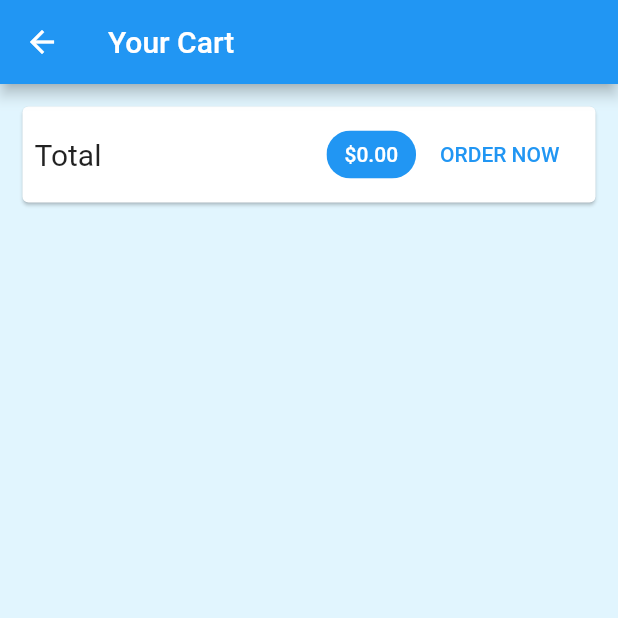
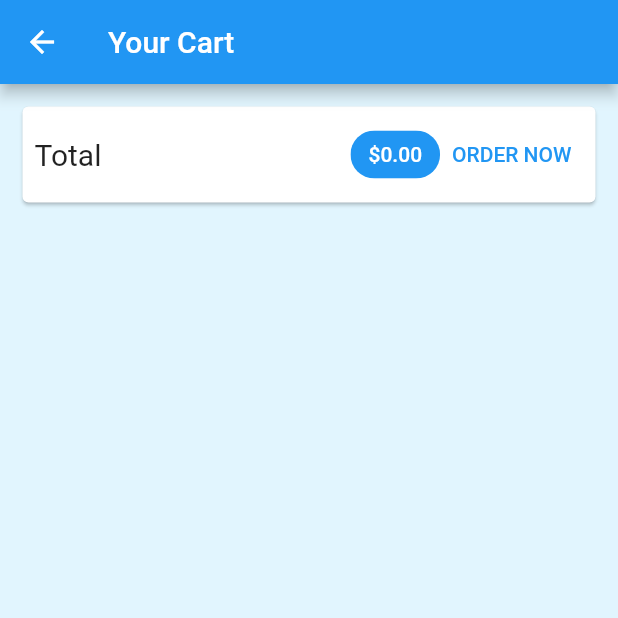
Before and after one commit to DevDaisy-lab/myeshop, a Flutter app: the CartScreen screen opened by its route, on a phone screen of 412 x 824 dp, the top half of it. Run offline on Flutter 3.47's test engine with Material 2 defaults, Android fonts, the phone set to English and light mode, and no system bars; our stand-ins replace carousel_slider, firebase_core; accounts and stored records are empty; network calls fail.

```diff
--- a/lib/providers/orders.dart
+++ b/lib/providers/orders.dart
@@ -31,9 +31,9 @@ class Orders with ChangeNotifier {
     final response = await http.get(url);
     final List<OrderIt> loadedOrders = [];
     final extractedData = json.decode(response.body) as Map<String, dynamic>;
-    if (extractedData == null) {
-      return;
-    }
+    // if (extractedData == null) { dart consider as an error
+    //   return;
+    // }
     extractedData.forEach((orderId, orderData) {
       loadedOrders.add(
         OrderIt(
--- a/lib/screens/cart_screen.dart
+++ b/lib/screens/cart_screen.dart
@@ -11,7 +11,7 @@ class CartScreen extends StatelessWidget {
   @override
   Widget build(BuildContext context) {
     final cart = Provider.of<Cart>(context);
-    var title;
+
     return Scaffold(
       backgroundColor: Colors.lightBlue[50],
       appBar: AppBar(
@@ -83,8 +83,15 @@ class _OrderButtonState extends State<OrderButton> {
 
   @override
   Widget build(BuildContext context) {
-    return FlatButton(
-      child: _isLoading ? CircularProgressIndicator() : Text('ORDER NOW'),
+    return TextButton(
+      child: _isLoading
+          ? CircularProgressIndicator()
+          : Text(
+              'ORDER NOW',
+              style: TextStyle(
+                color: Theme.of(context).primaryColor,
+              ),
+            ),
       onPressed: (widget.cart.totalAmount <= 0 || _isLoading)
           ? null
           : () async {
@@ -100,7 +107,8 @@ class _OrderButtonState extends State<OrderButton> {
               });
               widget.cart.clear();
             },
-      textColor: Theme.of(context).primaryColor,
+
+      //textColor: Theme.of(context).primaryColor,
     );
   }
 }
--- a/lib/screens/edit_product_screen.dart
+++ b/lib/screens/edit_product_screen.dart
@@ -110,7 +110,7 @@ class _EditProductScreenState extends State<EditProductScreen> {
             title: Text('An error occured!'),
             content: Text('Something went wrong'),
             actions: <Widget>[
-              FlatButton(
+              TextButton(
                 child: Text('Okay'),
                 onPressed: () {
                   Navigator.of(ctx).pop();
@@ -123,9 +123,9 @@ class _EditProductScreenState extends State<EditProductScreen> {
         setState(() {
           _isLoading = false;
         });
-        Navigator.of(context).pop();
+        // Navigator.of(context).pop();
 
-        //Navigator.of(context).pushNamed(ProductsOverviewScreen.routeName);
+        Navigator.of(context).pushNamed(ProductsOverviewScreen.routeName);
       }
     }
   }
--- a/lib/widgets/cart/cart_item.dart
+++ b/lib/widgets/cart/cart_item.dart
@@ -48,13 +48,13 @@ class CartItem extends StatelessWidget {
               'Do you want to remove the item from the cart?',
             ),
             actions: <Widget>[
-              FlatButton(
+              TextButton(
                 child: Text('No'),
                 onPressed: () {
                   Navigator.of(ctx).pop(false);
                 },
               ),
-              FlatButton(
+              TextButton(
                 child: Text('Yes'),
                 onPressed: () {
                   Navigator.of(ctx).pop(true);
--- a/lib/widgets/orders/order_item.dart
+++ b/lib/widgets/orders/order_item.dart
@@ -1,3 +1,5 @@
+// ignore_for_file: import_of_legacy_library_into_null_safe
+
 import 'dart:math';
 import 'package:flutter/material.dart';
 import 'package:intl/intl.dart';
@@ -17,7 +19,7 @@ class _OrderItemState extends State<OrderItem> {
 
   @override
   Widget build(BuildContext context) {
-    final textStyle3 = Theme.of(context).textTheme.headline3;
+    //final textStyle3 = Theme.of(context).textTheme.headline3;
     final textStyle4 = Theme.of(context).textTheme.headline4;
     return Card(
       margin: EdgeInsets.all(10),
--- a/lib/widgets/product/badge.dart
+++ b/lib/widgets/product/badge.dart
@@ -26,9 +26,8 @@ class Badge extends StatelessWidget {
             // color: Theme.of(context).accentColor,
             decoration: BoxDecoration(
               borderRadius: BorderRadius.circular(10.0),
-              color: color != null
-                  ? color
-                  : Theme.of(context).colorScheme.secondary,
+              // ignore: unnecessary_null_comparison
+              color: Theme.of(context).colorScheme.secondary,
             ),
             constraints: BoxConstraints(
               minWidth: 16,
--- a/lib/widgets/product/product_item.dart
+++ b/lib/widgets/product/product_item.dart
@@ -49,8 +49,8 @@ class ProductItem extends StatelessWidget {
                           product.title!,
                           product.imageUrl!,
                         );
-                        Scaffold.of(context).hideCurrentSnackBar();
-                        Scaffold.of(context).showSnackBar(
+                        ScaffoldMessenger.of(context).hideCurrentSnackBar();
+                        ScaffoldMessenger.of(context).showSnackBar(
                           SnackBar(
                             content: Text(
                               'Item added to cart!',
--- a/lib/widgets/user_product_item.dart
+++ b/lib/widgets/user_product_item.dart
@@ -14,7 +14,7 @@ class UserProductItem extends StatelessWidget {
 
   @override
   Widget build(BuildContext context) {
-    final scaffold = Scaffold.of(context);
+    //final scaffold = Scaffold.of(context);
     return ListTile(
       title: Text(title),
       leading: CircleAvatar(
@@ -39,7 +39,7 @@ class UserProductItem extends StatelessWidget {
                   await Provider.of<Products>(context, listen: false)
                       .deleteProduct(id);
                 } catch (error) {
-                  scaffold.showSnackBar(
+                  ScaffoldMessenger.of(context).showSnackBar(
                     SnackBar(
                       content: Text(
                         'Deleting failed !',
```
